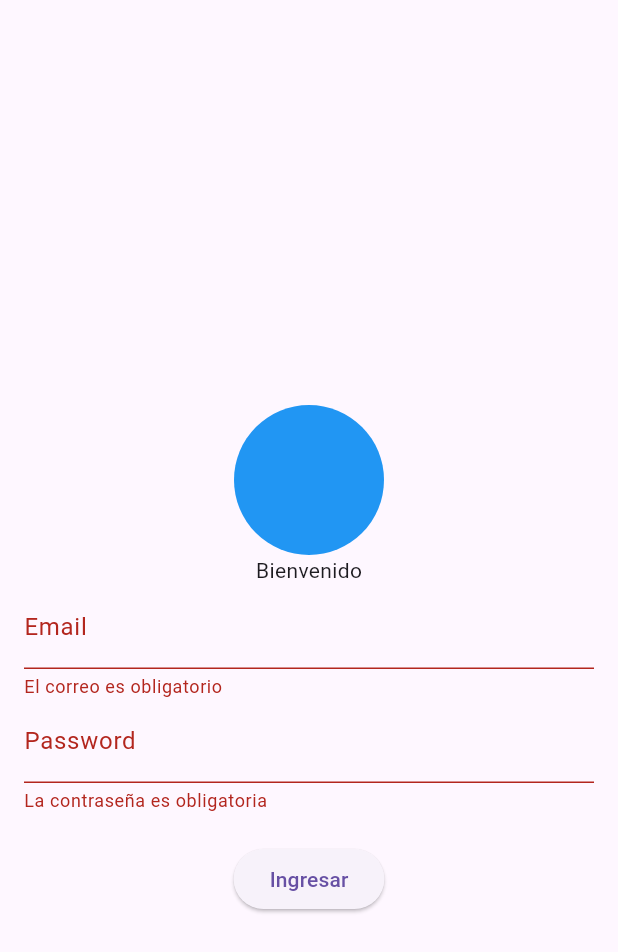
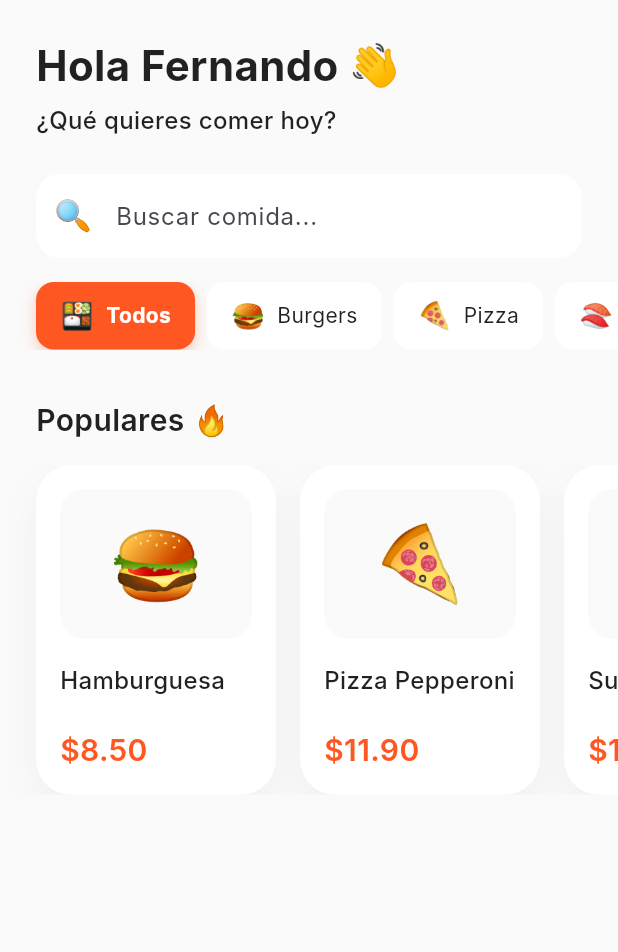
Before and after one commit to Junse99/final-project, a Flutter app: the LoginScreen screen opened directly, after a tap on "Ingresar", on a phone screen of 412 x 824 dp. Shown: the top 952 px of the screen. Run offline on Flutter 3.47's test engine with Material 3 defaults, Android fonts, the phone set to English and light mode, and no system bars; Roboto replaces fonts that are missing (Inter).

Commit message:
second commit

```diff
--- /dev/null
+++ b/lib/screens/home_screen.dart
@@ -0,0 +1,196 @@
+import 'package:flutter/material.dart';
+import '../theme/app_theme.dart';
+
+class HomeScreen extends StatefulWidget {
+  const HomeScreen({super.key});
+
+  @override
+  State<HomeScreen> createState() => _HomeScreenState();
+}
+
+class _HomeScreenState extends State<HomeScreen> {
+  // Índice para controlar qué categoría está seleccionada
+  int selectedCategoryIndex = 0;
+
+  // Lista de categorías
+  final List<Map<String, String>> categories = const [
+    {'name': 'Todos', 'emoji': '🍱'},
+    {'name': 'Burgers', 'emoji': '🍔'},
+    {'name': 'Pizza', 'emoji': '🍕'},
+    {'name': 'Sushi', 'emoji': '🍣'},
+    {'name': 'Tacos', 'emoji': '🌮'},
+  ];
+
+  final List<Map<String, String>> products = const [
+    {'name': 'Hamburguesa', 'price': '8.50', 'emoji': '🍔'},
+    {'name': 'Pizza Pepperoni', 'price': '11.90', 'emoji': '🍕'},
+    {'name': 'Sushi Roll', 'price': '14.20', 'emoji': '🍣'},
+    {'name': 'Taco Supremo', 'price': '9.50', 'emoji': '🌮'},
+  ];
+
+  @override
+  Widget build(BuildContext context) {
+    return Scaffold(
+      body: SafeArea(
+        child: SingleChildScrollView(
+          // Quitamos el padding horizontal de aquí para que las listas lleguen al borde
+          padding: const EdgeInsets.symmetric(vertical: AppSpacing.x6),
+          child: Column(
+            crossAxisAlignment: CrossAxisAlignment.start,
+            children: [
+              // Texto de Bienvenida (con padding manual)
+              Padding(
+                padding: const EdgeInsets.symmetric(horizontal: AppSpacing.x6),
+                child: Column(
+                  crossAxisAlignment: CrossAxisAlignment.start,
+                  children: [
+                    const Text('Hola Fernando 👋', style: AppTextStyles.h1),
+                    const SizedBox(height: AppSpacing.x1),
+                    const Text('¿Qué quieres comer hoy?', style: AppTextStyles.bodyMedium),
+                  ],
+                ),
+              ),
+
+              const SizedBox(height: AppSpacing.x6),
+
+              // Buscador (con padding manual)
+              Padding(
+                padding: const EdgeInsets.symmetric(horizontal: AppSpacing.x6),
+                child: TextField(
+                  decoration: InputDecoration(
+                    filled: true,
+                    fillColor: AppColors.white,
+                    hintText: 'Buscar comida...',
+                    prefixIcon: const Padding(
+                      padding: EdgeInsets.all(12),
+                      child: Text('🔍', style: TextStyle(fontSize: 20)),
+                    ),
+                    border: OutlineInputBorder(
+                      borderRadius: BorderRadius.circular(16),
+                      borderSide: BorderSide.none,
+                    ),
+                  ),
+                ),
+              ),
+
+              const SizedBox(height: AppSpacing.x4),
+
+              // --- NUEVA SECCIÓN: LISTA DE CATEGORÍAS ---
+              SizedBox(
+                height: 45,
+                child: ListView.builder(
+                  scrollDirection: Axis.horizontal,
+                  padding: const EdgeInsets.symmetric(horizontal: AppSpacing.x6),
+                  itemCount: categories.length,
+                  itemBuilder: (context, index) {
+                    final isSelected = selectedCategoryIndex == index;
+                    return GestureDetector(
+                      onTap: () {
+                        setState(() {
+                          selectedCategoryIndex = index;
+                        });
+                      },
+                      child: Container(
+                        margin: const EdgeInsets.only(right: AppSpacing.x2),
+                        padding: const EdgeInsets.symmetric(horizontal: 16),
+                        decoration: BoxDecoration(
+                          color: isSelected ? AppColors.primary : AppColors.white,
+                          borderRadius: BorderRadius.circular(12),
+                          boxShadow: isSelected ? [
+                            BoxShadow(
+                              color: AppColors.primary.withOpacity(0.3),
+                              blurRadius: 8,
+                              offset: const Offset(0, 4),
+                            )
+                          ] : [],
+                        ),
+                        child: Row(
+                          children: [
+                            Text(categories[index]['emoji']!, style: const TextStyle(fontSize: 18)),
+                            const SizedBox(width: 8),
+                            Text(
+                              categories[index]['name']!,
+                              style: TextStyle(
+                                color: isSelected ? Colors.white : AppColors.textDark,
+                                fontWeight: isSelected ? FontWeight.bold : FontWeight.normal,
+                              ),
+                            ),
+                          ],
+                        ),
+                      ),
+                    );
+                  },
+                ),
+              ),
+              // ------------------------------------------
+
+              const SizedBox(height: AppSpacing.x8),
+
+              Padding(
+                padding: const EdgeInsets.symmetric(horizontal: AppSpacing.x6),
+                child: const Text('Populares 🔥', style: AppTextStyles.h2),
+              ),
+              const SizedBox(height: AppSpacing.x4),
+
+              SizedBox(
+                height: 220,
+                child: ListView.builder(
+                  scrollDirection: Axis.horizontal,
+                  padding: const EdgeInsets.symmetric(horizontal: AppSpacing.x6),
+                  itemCount: products.length,
+                  itemBuilder: (context, index) {
+                    return _ProductCard(product: products[index]);
+                  },
+                ),
+              ),
+            ],
+          ),
+        ),
+      ),
+    );
+  }
+}
+
+class _ProductCard extends StatelessWidget {
+  final Map<String, dynamic> product;
+  const _ProductCard({required this.product});
+
+  @override
+  Widget build(BuildContext context) {
+    return GestureDetector(
+      onTap: () => Navigator.pushNamed(context, '/detail', arguments: product),
+      child: Container(
+        width: 160,
+        margin: const EdgeInsets.only(right: AppSpacing.x4),
+        padding: const EdgeInsets.all(AppSpacing.x4),
+        decoration: BoxDecoration(
+          color: AppColors.white,
+          borderRadius: BorderRadius.circular(24),
+          boxShadow: [
+            BoxShadow(color: Colors.black.withOpacity(0.04), blurRadius: 20, offset: const Offset(0, 10))
+          ],
+        ),
+        child: Column(
+          crossAxisAlignment: CrossAxisAlignment.start,
+          children: [
+            Container(
+              height: 100,
+              width: double.infinity,
+              decoration: BoxDecoration(
+                color: AppColors.bgLight,
+                borderRadius: BorderRadius.circular(16),
+              ),
+              child: Center(
+                child: Text(product['emoji'] ?? '🍱', style: const TextStyle(fontSize: 50)),
+              ),
+            ),
+            const SizedBox(height: AppSpacing.x4),
+            Text(product['name'] ?? 'Producto', style: AppTextStyles.bodyMedium, maxLines: 1),
+            const Spacer(),
+            Text('\$${product['price']}', style: AppTextStyles.h2.copyWith(color: AppColors.primary)),
+          ],
+        ),
+      ),
+    );
+  }
+}
--- a/lib/screens/login_screen.dart
+++ b/lib/screens/login_screen.dart
@@ -1,5 +1,5 @@
+import 'package:final_project/screens/home_screen.dart';
 import 'package:flutter/material.dart';
-import '../utils/validators.dart';
 
 class LoginScreen extends StatefulWidget {
   const LoginScreen({super.key});
@@ -10,64 +10,113 @@ class LoginScreen extends StatefulWidget {
 
 class _LoginScreenState extends State<LoginScreen> {
   final _formKey = GlobalKey<FormState>();
-  bool _isObscured = true;
 
   final TextEditingController _emailController = TextEditingController();
   final TextEditingController _passwordController = TextEditingController();
 
-  @override
-  void dispose() {
-    _emailController.dispose();
-    _passwordController.dispose();
-    super.dispose();
-  }
-
 void _submit() {
     if (_formKey.currentState!.validate()) {
-      // Process data.
-      ScaffoldMessenger.of(
+      // Navegación a la pantalla de Home
+      Navigator.pushReplacement(
         context,
-      ).showSnackBar(const SnackBar(content: Text('Processing Data')));
+        MaterialPageRoute(builder: (context) => const HomeScreen()),
+      );
     }
   }
 
   @override
   Widget build(BuildContext context) {
+    // Definimos el color azul principal de la imagen
+    const Color primaryBlue = Color(0xFF4A90E2);
+
     return Scaffold(
-      appBar: AppBar(title: const Text('')),
-      body: Padding(
-        padding: const EdgeInsets.all(16.0),
+      backgroundColor: Colors.white,
+      body: SafeArea(
+        child: SingleChildScrollView(
+          padding: const EdgeInsets.symmetric(horizontal: 30.0),
           child: Column(
-          mainAxisAlignment: MainAxisAlignment.center,
             children: [
-            Container(
-              width: 100,
-              height: 100,
-              decoration: BoxDecoration(
-                color: Colors.blue,
+              const SizedBox(height: 60),
+              // Logo Circular
+              Center(
+                child: Container(
+                  width: 120,
+                  height: 120,
+                  decoration: const BoxDecoration(
+                    color: primaryBlue,
                     shape: BoxShape.circle,
                   ),
                 ),
-            Text('Bienvenido'),
+              ),
+              const SizedBox(height: 30),
+              // Título Bienvenido
+              const Text(
+                'Bienvenido',
+                style: TextStyle(
+                  fontSize: 28,
+                  fontWeight: FontWeight.bold,
+                  color: Colors.black,
+                ),
+              ),
+              const SizedBox(height: 40),
               Form(
                 key: _formKey,
                 child: Column(
+                  crossAxisAlignment: CrossAxisAlignment.start,
                   children: [
+                    // Label Email
+                    const Text(
+                      'Email',
+                      style: TextStyle(fontWeight: FontWeight.bold, fontSize: 16),
+                    ),
+                    const SizedBox(height: 8),
                     TextFormField(
                       controller: _emailController,
-                    decoration: const InputDecoration(labelText: 'Email'),
-                    validator: Validator.email,
+                      decoration: _inputDecoration('tu@email.com'),
                     ),
+                    const SizedBox(height: 20),
+                    // Label Contraseña
+                    const Text(
+                      'Contraseña',
+                      style: TextStyle(fontWeight: FontWeight.bold, fontSize: 16),
+                    ),
+                    const SizedBox(height: 8),
                     TextFormField(
                       controller: _passwordController,
-                    decoration: const InputDecoration(labelText: 'Password'),
                       obscureText: true,
-                    validator: Validator.password,
+                      decoration: _inputDecoration('........'),
+                    ),
+                    const SizedBox(height: 40),
+                    // Botón Ingresar
+                    SizedBox(
+                      width: double.infinity,
+                      height: 55,
+                      child: ElevatedButton(
+                        onPressed: _submit,
+                        style: ElevatedButton.styleFrom(
+                          backgroundColor: primaryBlue,
+                          foregroundColor: Colors.white,
+                          shape: RoundedRectangleBorder(
+                            borderRadius: BorderRadius.circular(12),
+                          ),
+                          elevation: 0,
+                        ),
+                        child: const Text(
+                          'Ingresar',
+                          style: TextStyle(fontSize: 18, fontWeight: FontWeight.w600),
+                        ),
+                      ),
                     ),
                     const SizedBox(height: 20),
-                  ElevatedButton(
-                    onPressed: _submit,
-                    child: const Text('Ingresar'),
+                    // Link Olvidaste contraseña
+                    Center(
+                      child: TextButton(
+                        onPressed: () {},
+                        child: const Text(
+                          '¿Olvidaste tu contraseña?',
+                          style: TextStyle(color: primaryBlue, fontSize: 15),
+                        ),
+                      ),
                     ),
                   ],
                 ),
@@ -75,6 +124,26 @@ class _LoginScreenState extends State<LoginScreen> {
             ],
           ),
         ),
+      ),
+    );
+  }
+
+  // Método para reutilizar el estilo de los inputs
+  InputDecoration _inputDecoration(String hint) {
+    return InputDecoration(
+      hintText: hint,
+      hintStyle: const TextStyle(color: Colors.grey),
+      filled: true,
+      fillColor: Colors.white,
+      contentPadding: const EdgeInsets.symmetric(horizontal: 16, vertical: 16),
+      enabledBorder: OutlineInputBorder(
+        borderRadius: BorderRadius.circular(12),
+        borderSide: const BorderSide(color: Colors.black12, width: 1.5),
+      ),
+      focusedBorder: OutlineInputBorder(
+        borderRadius: BorderRadius.circular(12),
+        borderSide: const BorderSide(color: Color(0xFF4A90E2), width: 2),
+      ),
     );
   }
 }
--- /dev/null
+++ b/lib/theme/app_theme.dart
@@ -0,0 +1,55 @@
+import 'package:flutter/material.dart';
+
+class AppColors {
+  static const Color primary = Color(0xFFFF5722);
+  static const Color secondary = Color(0xFFFFC107);
+  static const Color textDark = Color(0xFF212121);
+  static const Color textLight = Color(0xFF757575);
+  static const Color bgLight = Color(0xFFFAFAFA);
+  static const Color white = Colors.white;
+}
+
+class AppSpacing {
+  static const double x1 = 4.0;
+  static const double x2 = 8.0;
+  static const double x4 = 16.0;
+  static const double x6 = 24.0;
+  static const double x8 = 32.0;
+}
+
+class AppTextStyles {
+  static const TextStyle h1 = TextStyle(
+    fontSize: 28,
+    fontWeight: FontWeight.bold,
+    color: AppColors.textDark,
+    fontFamily: 'Inter', // Corregido: antes decía family
+  );
+
+  static const TextStyle h2 = TextStyle(
+    fontSize: 20,
+    fontWeight: FontWeight.w600,
+    color: AppColors.textDark,
+    fontFamily: 'Inter',
+  );
+
+  static const TextStyle bodyMedium = TextStyle(
+    fontSize: 16,
+    fontWeight: FontWeight.w500,
+    color: AppColors.textDark,
+    fontFamily: 'Inter',
+  );
+
+  static const TextStyle bodyRegular = TextStyle(
+    fontSize: 14,
+    fontWeight: FontWeight.normal,
+    color: AppColors.textLight,
+    fontFamily: 'Inter',
+  );
+
+  static const TextStyle price = TextStyle(
+    fontSize: 24,
+    fontWeight: FontWeight.bold,
+    color: AppColors.secondary,
+    fontFamily: 'Inter',
+  );
+}
```
Also changed, not shown: lib/main.dart (+28 -9 lines), lib/screens/product_detail_screen.dart (added, +82 -0 lines), lib/screens/splash_screen.dart (added, +52 -0 lines), lib/assets/detail.png (added), lib/assets/home.png (added), lib/assets/splash.png (added), 2 other files. Lines whose indentation alone changed are shown as unchanged.
